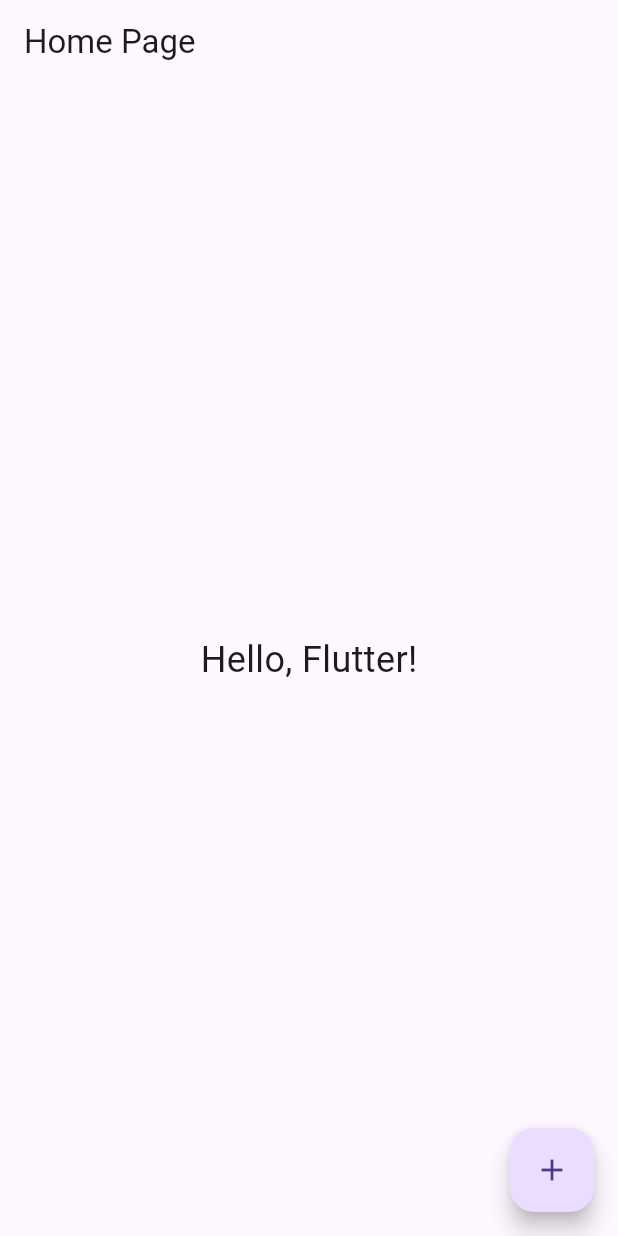
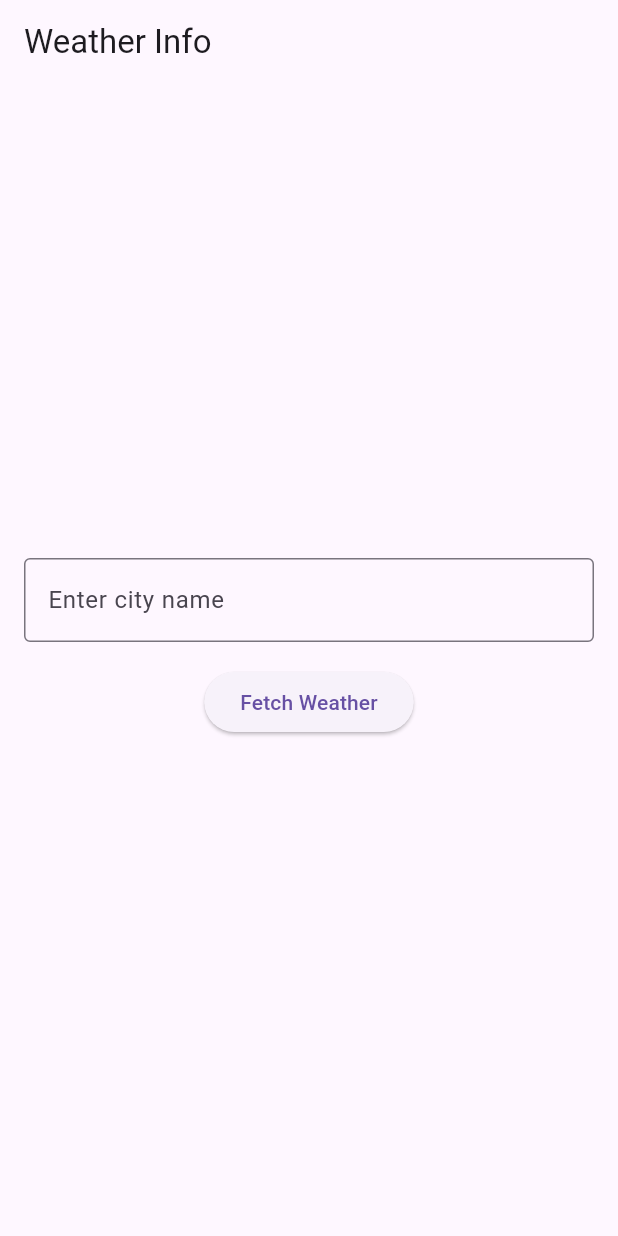
Before and after one commit to HydervaliY/weather_info_app, a Flutter app: the screen it shows after launch, on a phone screen of 412 x 824 dp. Run offline on Flutter 3.47's test engine with Material 3 defaults, Android fonts, the phone set to English and light mode, and no system bars.

Commit message:
Basic UI with input field and button

```diff
--- a/lib/main.dart
+++ b/lib/main.dart
@@ -1,43 +1,72 @@
 import 'package:flutter/material.dart';
 
 void main() {
-  runApp(MyApp());
+  runApp(WeatherApp());
 }
 
-class MyApp extends StatelessWidget {
+class WeatherApp extends StatelessWidget {
   @override
   Widget build(BuildContext context) {
     return MaterialApp(
-      title: 'Flutter Demo',
+      title: 'Weather Info App',
       theme: ThemeData(
         primarySwatch: Colors.blue,
       ),
-      home: MyHomePage(),
+      home: WeatherHomePage(),
     );
   }
 }
 
-class MyHomePage extends StatelessWidget {
+class WeatherHomePage extends StatefulWidget {
+  @override
+  _WeatherHomePageState createState() => _WeatherHomePageState();
+}
+
+class _WeatherHomePageState extends State<WeatherHomePage> {
+  final TextEditingController _controller = TextEditingController();
+  String _cityName = '';
+  String _weatherInfo = '';
+
+  void _fetchWeather() {
+    // This will simulate fetching weather data
+    setState(() {
+      _cityName = _controller.text;
+      _weatherInfo = ''; // Will be updated in the next step
+    });
+  }
+
   @override
   Widget build(BuildContext context) {
     return Scaffold(
       appBar: AppBar(
-        title: Text('Home Page'),
+        title: Text('Weather Info'),
       ),
-      body: Center(
-        child: Text(
-          'Hello, Flutter!',
-          style: TextStyle(fontSize: 24),
+      body: Padding(
+        padding: const EdgeInsets.all(16.0),
+        child: Column(
+          mainAxisAlignment: MainAxisAlignment.center,
+          children: [
+            TextField(
+              controller: _controller,
+              decoration: InputDecoration(
+                labelText: 'Enter city name',
+                border: OutlineInputBorder(),
+              ),
+            ),
+            SizedBox(height: 16),
+            ElevatedButton(
+              onPressed: _fetchWeather,
+              child: Text('Fetch Weather'),
+            ),
+            SizedBox(height: 16),
+            if (_cityName.isNotEmpty)
+              Text(
+                'Weather in $_cityName: $_weatherInfo',
+                style: TextStyle(fontSize: 20),
+              ),
+          ],
         ),
-      ),
-      floatingActionButton: FloatingActionButton(
-        onPressed: () {
-          // Add your onPressed code here!
-        },
-        tooltip: 'Increment',
-        child: Icon(Icons.add),
       ),
     );
   }
 }
-//first commit
```
